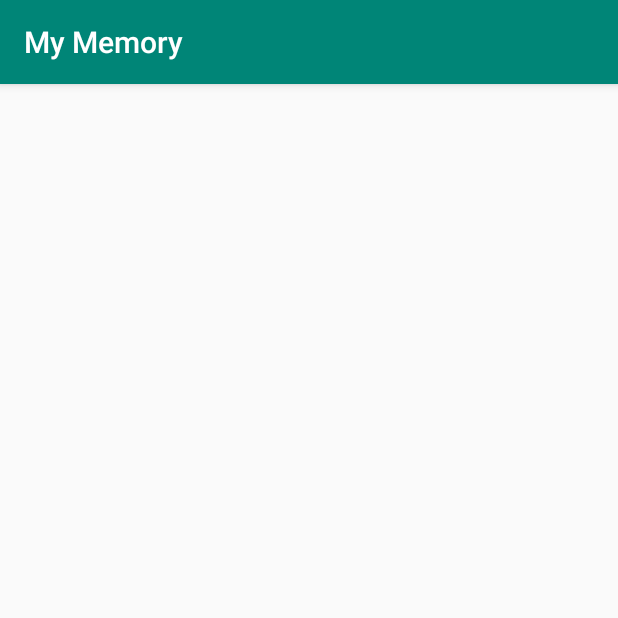
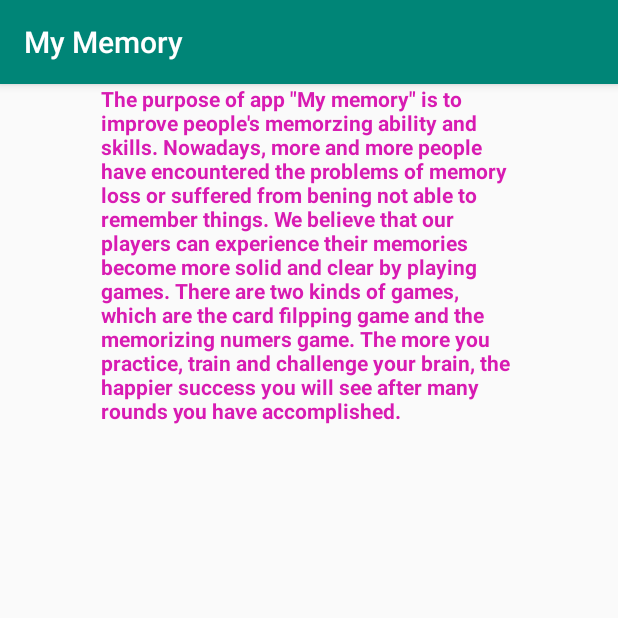
Before and after one commit to CryAway/MyMemory, an Android app: the ScoreBoard screen opened directly, with no data from a screen before it, on a phone screen of 412 x 824 dp, the top half of it. Run offline under Robolectric (Android 15) with nearby library versions, the phone set to English and light mode, and no system bars.

Commit message:
pink info

```diff
--- a/app/src/main/res/layout/activity_score_board.xml
+++ b/app/src/main/res/layout/activity_score_board.xml
@@ -6,4 +6,15 @@
     android:layout_height="match_parent"
     tools:context=".ScoreBoard">
 
+    <TextView
+        android:id="@+id/textView2"
+        android:layout_width="277dp"
+        android:layout_height="275dp"
+        android:text="The purpose of app &quot;My memory&quot; is to improve people's memorzing ability and skills. Nowadays, more and more people have encountered the problems of memory loss or suffered from bening not able to remember things. We believe that our players can experience their memories become more solid and clear by playing games. There are two kinds of games, which are the card filpping game and the memorizing numers game. The more you practice, train and challenge your brain, the happier success you will see after many rounds you have accomplished. "
+        android:textAllCaps="false"
+        android:textColor="@color/colorAccent"
+        android:textStyle="bold"
+        app:layout_constraintEnd_toEndOf="parent"
+        app:layout_constraintStart_toStartOf="parent"
+        tools:layout_editor_absoluteY="352dp" />
 </android.support.constraint.ConstraintLayout>
--- a/app/src/main/res/values/colors.xml
+++ b/app/src/main/res/values/colors.xml
@@ -2,5 +2,5 @@
 <resources>
     <color name="colorPrimary">#008577</color>
     <color name="colorPrimaryDark">#00574B</color>
-    <color name="colorAccent">#D81B60</color>
+    <color name="colorAccent">#D81BB2</color>
 </resources>
```
Also changed, not shown: app/src/main/res/layout/activity_information.xml (+9 -0 lines).
